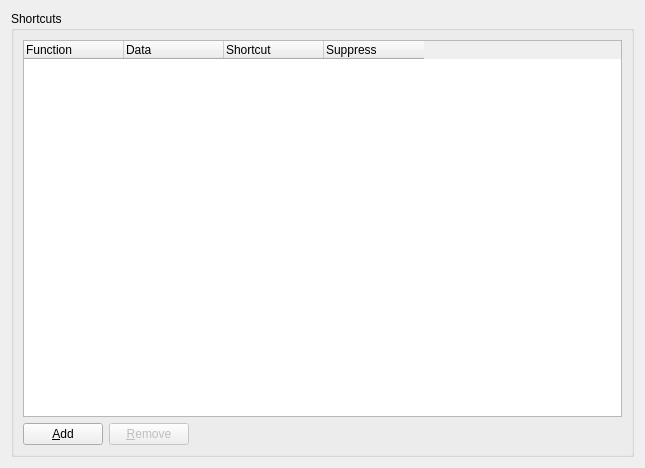
Before: the Qt Designer form src/mumble/GlobalShortcut.ui in mumble-voip/mumble, drawn with Qt 5.
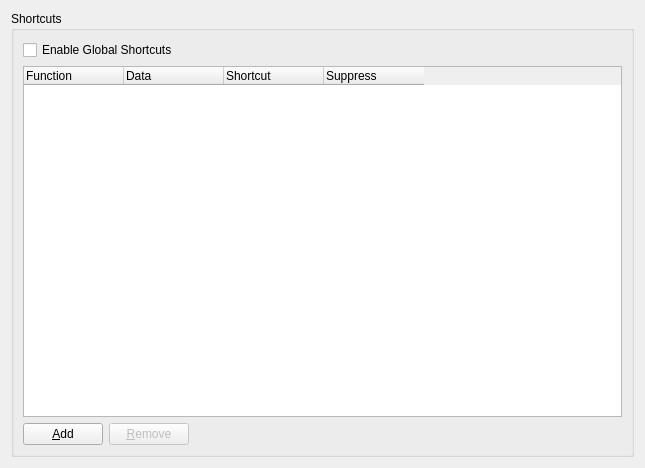
After: the same form once the commit is applied.

Commit message: GlobalShortcut: allow users to disable global shortcuts without removing all of their shortcuts (for supported engines).

Patch:
```diff
--- a/src/mumble/GlobalShortcut.ui
+++ b/src/mumble/GlobalShortcut.ui
@@ -16,8 +16,69 @@
      <property name="title">
       <string>Shortcuts</string>
      </property>
-     <layout class="QGridLayout" name="gridLayout">
-      <item row="1" column="0">
+     <layout class="QVBoxLayout" name="verticalLayout_3">
+      <item>
+       <layout class="QVBoxLayout" name="verticalLayout_2">
+        <item>
+         <widget class="QCheckBox" name="qcbEnableGlobalShortcuts">
+          <property name="text">
+           <string>Enable Global Shortcuts</string>
+          </property>
+         </widget>
+        </item>
+        <item>
+         <widget class="QTreeWidget" name="qtwShortcuts">
+          <property name="toolTip">
+           <string>List of configured shortcuts</string>
+          </property>
+          <property name="editTriggers">
+           <set>QAbstractItemView::AllEditTriggers</set>
+          </property>
+          <property name="alternatingRowColors">
+           <bool>true</bool>
+          </property>
+          <property name="rootIsDecorated">
+           <bool>false</bool>
+          </property>
+          <property name="uniformRowHeights">
+           <bool>true</bool>
+          </property>
+          <attribute name="headerDefaultSectionSize">
+           <number>100</number>
+          </attribute>
+          <attribute name="headerMinimumSectionSize">
+           <number>50</number>
+          </attribute>
+          <attribute name="headerStretchLastSection">
+           <bool>false</bool>
+          </attribute>
+          <column>
+           <property name="text">
+            <string>Function</string>
+           </property>
+          </column>
+          <column>
+           <property name="text">
+            <string>Data</string>
+           </property>
+          </column>
+          <column>
+           <property name="text">
+            <string>Shortcut</string>
+           </property>
+          </column>
+          <column>
+           <property name="text">
+            <string>Suppress</string>
+           </property>
+          </column>
+         </widget>
+        </item>
+       </layout>
+      </item>
+      <item>
+       <layout class="QHBoxLayout" name="horizontalLayout">
+        <item>
        <widget class="QPushButton" name="qpbAdd">
         <property name="toolTip">
          <string>Add new shortcut</string>
@@ -30,7 +91,7 @@
         </property>
        </widget>
       </item>
-      <item row="1" column="1">
+        <item>
        <widget class="QPushButton" name="qpbRemove">
         <property name="enabled">
          <bool>false</bool>
@@ -46,7 +107,7 @@
         </property>
        </widget>
       </item>
-      <item row="1" column="2">
+        <item>
        <spacer name="horizontalSpacer">
         <property name="orientation">
          <enum>Qt::Horizontal</enum>
@@ -59,62 +120,7 @@
         </property>
        </spacer>
       </item>
-      <item row="0" column="0" colspan="3">
-       <widget class="QTreeWidget" name="qtwShortcuts">
-        <property name="toolTip">
-         <string>List of configured shortcuts</string>
-        </property>
-        <property name="editTriggers">
-         <set>QAbstractItemView::AllEditTriggers</set>
-        </property>
-        <property name="alternatingRowColors">
-         <bool>true</bool>
-        </property>
-        <property name="rootIsDecorated">
-         <bool>false</bool>
-        </property>
-        <property name="uniformRowHeights">
-         <bool>true</bool>
-        </property>
-        <attribute name="headerDefaultSectionSize">
-         <number>100</number>
-        </attribute>
-        <attribute name="headerMinimumSectionSize">
-         <number>50</number>
-        </attribute>
-        <attribute name="headerStretchLastSection">
-         <bool>false</bool>
-        </attribute>
-        <attribute name="headerDefaultSectionSize">
-         <number>100</number>
-        </attribute>
-        <attribute name="headerMinimumSectionSize">
-         <number>50</number>
-        </attribute>
-        <attribute name="headerStretchLastSection">
-         <bool>false</bool>
-        </attribute>
-        <column>
-         <property name="text">
-          <string>Function</string>
-         </property>
-        </column>
-        <column>
-         <property name="text">
-          <string>Data</string>
-         </property>
-        </column>
-        <column>
-         <property name="text">
-          <string>Shortcut</string>
-         </property>
-        </column>
-        <column>
-         <property name="text">
-          <string>Suppress</string>
-         </property>
-        </column>
-       </widget>
+       </layout>
       </item>
      </layout>
     </widget>
```
Lines whose indentation alone changed are shown as unchanged. The commit also changes 6 other files.
